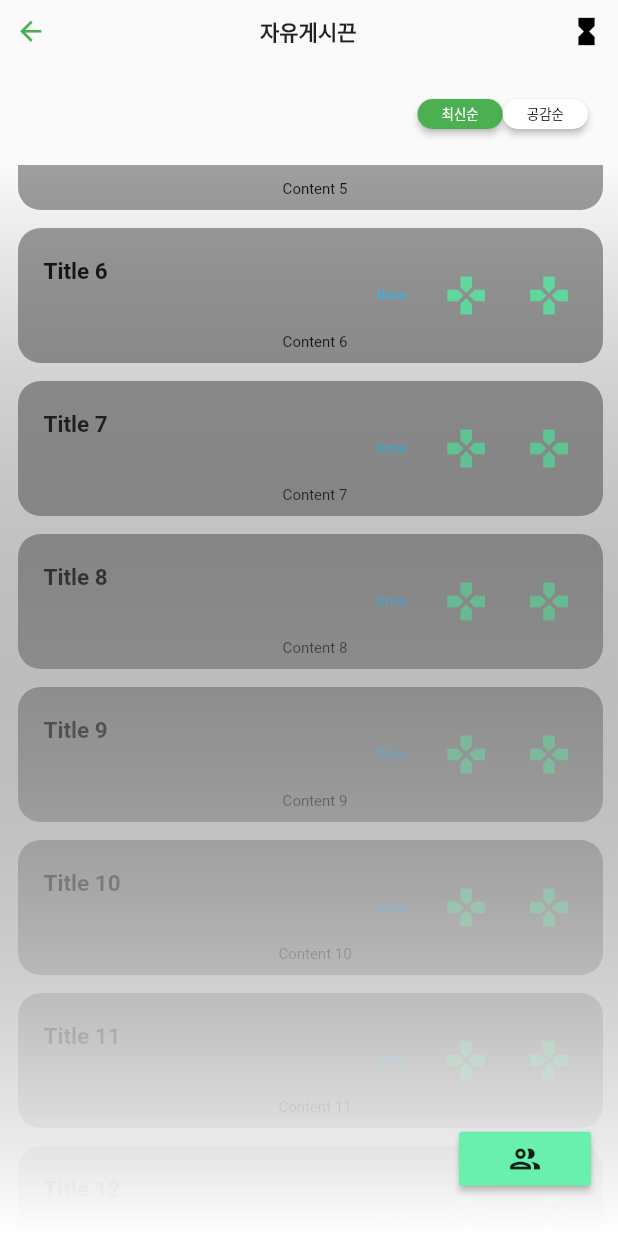
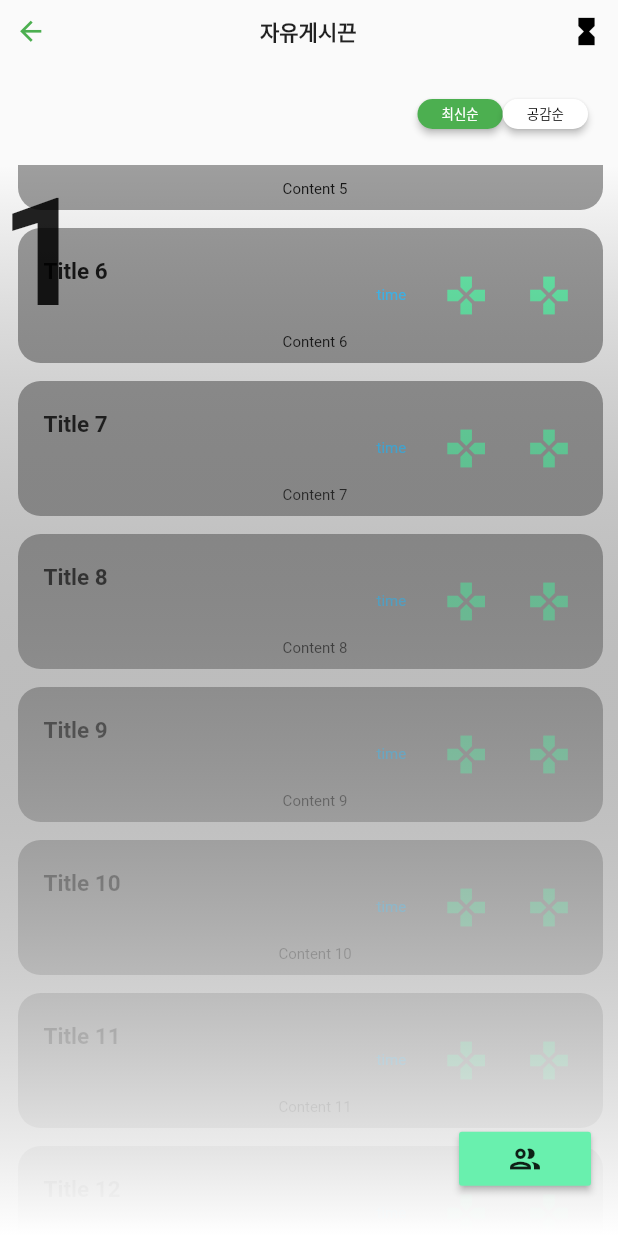
Before and after one commit to KSHcodered/20210308_UI, a Flutter app: the NoticeBoard screen opened directly, scrolled down 576 dp, after a tap on the "people" icon, on a phone screen of 412 x 824 dp. Run offline on Flutter 3.47's test engine with Material 2 defaults, Android fonts, the phone set to English and light mode, and no system bars; our stand-ins replace flutter_mobx, mobx; missing offline and left inert: fdottedline; generated files the repository leaves out were written again.

Commit message:
20210316

```diff
--- a/20210308_UI/gabangkkeon_1/lib/list.dart
+++ b/20210308_UI/gabangkkeon_1/lib/list.dart
@@ -1,6 +1,12 @@
+import 'dart:ui';
+
 import 'package:flutter/cupertino.dart';
 import 'package:flutter/material.dart';
 import 'package:flutter/painting.dart';
+import 'package:flutter_mobx/flutter_mobx.dart';
+import 'package:gabangkkeon_1/mobxPractice.dart';
+import 'package:mobx/mobx.dart';
+
 
 class NoticeBoard extends StatefulWidget {
   @override
@@ -8,6 +14,9 @@ class NoticeBoard extends StatefulWidget {
 }
 
 class _NoticeBoardState extends State<NoticeBoard> {
+
+  CounterStore  _counter = CounterStore();
+
   @override
   Widget build(BuildContext context) {
     Widget ASection = Container(
@@ -164,13 +173,24 @@ class _NoticeBoardState extends State<NoticeBoard> {
                           bottom: MediaQuery.of(context).size.height/30,
                           left: MediaQuery.of(context).size.width/2+100,
                           child: RaisedButton(
-                            onPressed: () {},
+                            onPressed: (){
+                              _counter.increment();
+                              },
                             splashColor: Colors.red,
                             color: Colors.greenAccent,
                             child: Icon(Icons.people_outlined),
                             ),
                         ),
-                      ]
+                        Observer(
+                    builder: (context) {
+                      return Text(
+                        '${_counter.counter}',
+                        style: TextStyle(
+                            fontSize: 100, fontWeight: FontWeight.bold),
+                      );
+                    },
+                  ),
+                ],
                     ),
                   ),
 
--- a/20210308_UI/gabangkkeon_1/lib/main.dart
+++ b/20210308_UI/gabangkkeon_1/lib/main.dart
@@ -2,6 +2,7 @@ import 'package:flutter/material.dart';
 import 'package:gabangkkeon_1/timetable.dart';
 import 'list.dart';
 import 'package:gabangkkeon_1/TextWriting.dart';
+
 
 void main() {
   runApp(MyApp());
--- /dev/null
+++ b/20210308_UI/gabangkkeon_1/lib/mobxPractice.dart
@@ -0,0 +1,18 @@
+import 'package:flutter/cupertino.dart';
+import 'package:mobx/mobx.dart';
+import 'package:flutter_mobx/flutter_mobx.dart';
+
+part 'mobxPractice.g.dart';
+
+class CounterStore = Counter with _$CounterStore;
+
+abstract class Counter with Store{
+  @observable
+  int counter = 0;
+
+  @action
+  void increment() {
+    counter++;
+  }
+
+}
--- a/20210308_UI/gabangkkeon_1/pubspec.yaml
+++ b/20210308_UI/gabangkkeon_1/pubspec.yaml
@@ -22,6 +22,8 @@ environment:
 
 dependencies:
   fdottedline: ^1.0.1
+  mobx: ^1.2.1+4
+  flutter_mobx: ^1.1.0+2
   flutter:
     sdk: flutter
 
@@ -34,6 +36,8 @@ dependencies:
 dev_dependencies:
   flutter_test:
     sdk: flutter
+  mobx_codegen:
+  build_runner:
 
 # For information on the generic Dart part of this file, see the
 # following page: https://dart.dev/tools/pub/pubspec
```
Also changed, not shown: 20210308_UI/gabangkkeon_1/lib/TextWriting.dart (+3 -4 lines), 20210308_UI/gabangkkeon_1/lib/mobxPractice.g.dart (added), 20210308_UI/gabangkkeon_1/pubspec.lock.
